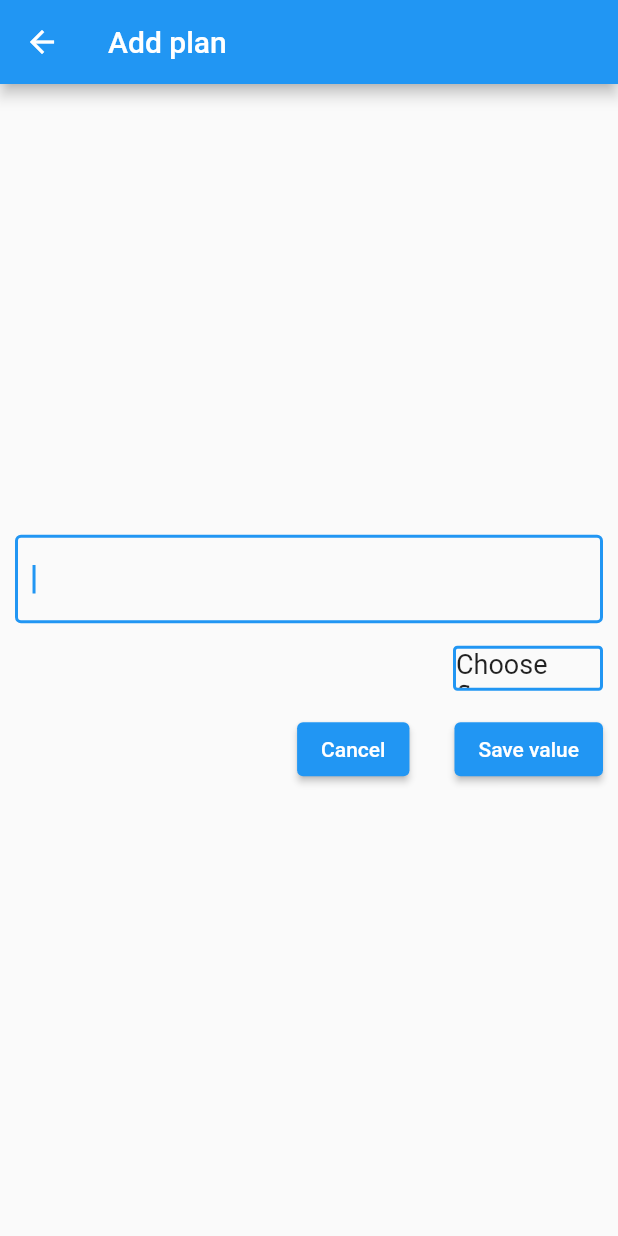
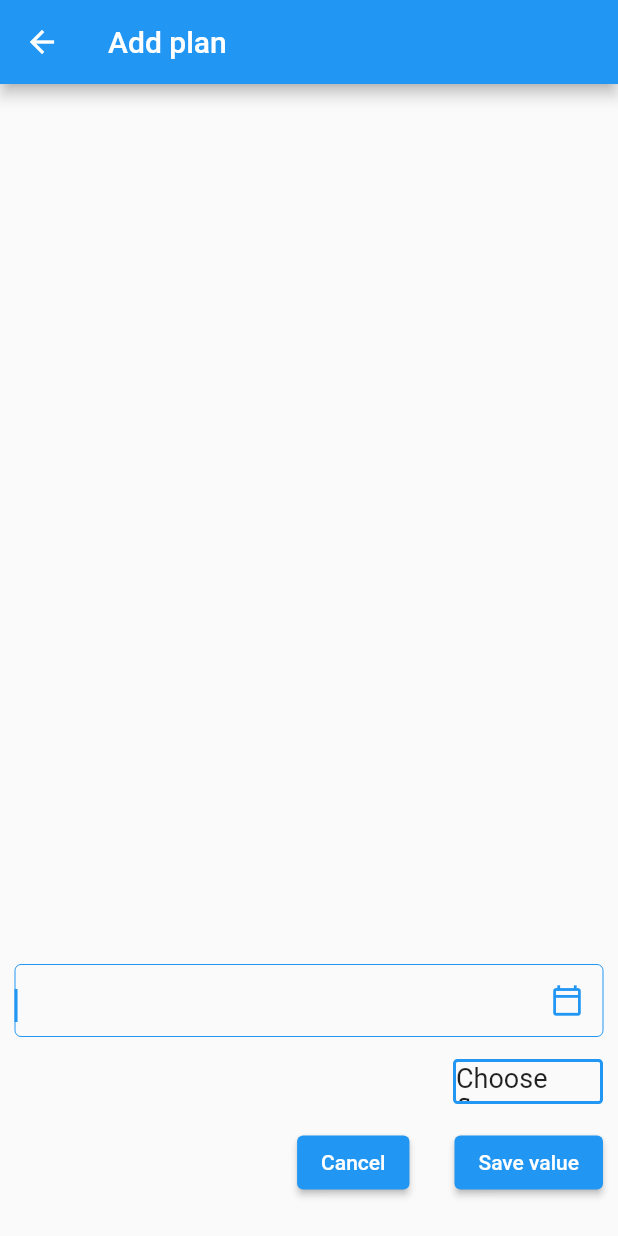
Before and after one commit to v-oreshkin/shate-m-plan-count, a Flutter app: the screen it shows after launch, after a tap on the "add" icon, on a phone screen of 412 x 824 dp. Run offline on Flutter 3.47's test engine with Material 2 defaults, Android fonts, the phone set to English and light mode, and no system bars; our stand-ins replace hive, hive_flutter; accounts and stored records are empty.

Commit message:
v1 ready

```diff
--- a/lib/main.dart
+++ b/lib/main.dart
@@ -1,4 +1,5 @@
 import 'package:flutter/material.dart';
+import 'package:flutter_localizations/flutter_localizations.dart';
 import 'package:hive_flutter/hive_flutter.dart';
 import 'package:shate_m_plan_count/domain/hive_box_name.dart';
 import 'package:shate_m_plan_count/domain/pages_path.dart';
@@ -12,7 +13,7 @@
   await Hive.initFlutter();
   Hive.registerAdapter(DailyPlanAdapter());
   await Hive.openBox<DailyPlan>(HiveBox.dailyPlanBox);
-  //await Hive.box<DailyPlan>(HiveBox.dailyPlanBox).clear();
+  await Hive.box<DailyPlan>(HiveBox.dailyPlanBox).clear();
   runApp(const MyApp());
 }
 
@@ -23,8 +24,16 @@
   Widget build(BuildContext context) {
     return MaterialApp(
       title: 'Shate-M plan count',
-      theme: ThemeData.light(),
       initialRoute: PagesPath.currentStatistics,
+        localizationsDelegates: const [
+          GlobalMaterialLocalizations.delegate,
+          GlobalWidgetsLocalizations.delegate,
+          GlobalCupertinoLocalizations.delegate,
+        ],
+        supportedLocales: const [
+          Locale('en', ''), // English, no country code
+          Locale('en', 'GB'), // Spanish, no country code
+        ],
       routes: {
         PagesPath.currentStatistics:(context)=>const CurrentStatistics(),
         PagesPath.addPlanForm:(context)=> const AddPlanForm(),
--- a/lib/screens/add_form/add_plan_form.dart
+++ b/lib/screens/add_form/add_plan_form.dart
@@ -19,10 +19,7 @@ class _AddPlanFormState extends State<AddPlanForm> {
           title: const Text('Add plan'),
         ),
         body: AddFormModelProvider(
-            model: model,
-            child: const _AddPlanFormBody()
-        )
-    );
+            model: model, child: const _AddPlanFormBody()));
   }
 }
 
@@ -33,20 +30,40 @@ class _AddPlanFormBody extends StatelessWidget {
   Widget build(BuildContext context) {
     var inheritModel = AddFormModelProvider.obtain(context).model;
     int userInput = 0;
-    var focus = FocusNode();
+    _selectedDate(BuildContext context) async {
+      final DateTime? picker = await showDatePicker(
+          context: context,
+          locale: const Locale('en', 'GB'),
+          initialDate: DateTime.now(),
+          firstDate: DateTime(2022),
+          lastDate: DateTime(2050));
+      inheritModel.time = picker.toString();
+    }
+
     return Padding(
       padding: const EdgeInsets.symmetric(horizontal: 10, vertical: 25),
       child: Column(
-        mainAxisAlignment: MainAxisAlignment.center,
+        mainAxisAlignment: MainAxisAlignment.end,
         children: [
           TextField(
-            focusNode: focus,
+            style: const TextStyle(fontSize: 22),
+            cursorHeight: 22,
             autofocus: true,
             keyboardType: TextInputType.number,
-            decoration: const InputDecoration(border: OutlineInputBorder()),
+            decoration: InputDecoration(
+                isCollapsed: true,
+                suffix: IconButton(
+                    onPressed: () {
+                      _selectedDate(context);
+                    },
+                    icon: Icon(
+                        Icons.calendar_today_outlined,
+                        size: 22,
+                        color: Theme.of(context).colorScheme.primary)
+                ),
+                border: const OutlineInputBorder()),
             onSubmitted: (userInput) {
               inheritModel.plan = int.parse(userInput);
-              focus.unfocus();
             },
             onChanged: (userInputLocal) {
               userInput = int.parse(userInputLocal);
@@ -99,23 +116,16 @@ class _PopupChooseFloorState extends State<_PopupChooseFloor> {
       height: 30,
       width: 100,
       decoration: BoxDecoration(
-        borderRadius: BorderRadius.circular(3),
-        border: Border.all(
-          width: 2,
-          color: ThemeData().colorScheme.primary
-        )
-      ),
+          borderRadius: BorderRadius.circular(3),
+          border: Border.all(width: 2, color: ThemeData().colorScheme.primary)),
       child: PopupMenuButton(
-        shape: const RoundedRectangleBorder(
-          borderRadius: BorderRadius.all(Radius.circular(10))
-        ),
+          shape: const RoundedRectangleBorder(
+              borderRadius: BorderRadius.all(Radius.circular(10))),
           onSelected: (val) {
             model.floor = val as int;
           },
-          child: Text(
-              (floor == null) ? 'Choose floor' : '$floor',
-            style: textStyle
-          ),
+          child: Text((floor == null) ? 'Choose floor' : '$floor',
+              style: textStyle),
           itemBuilder: (context) => <PopupMenuItem>[
                 buildPopupMenuItem(1),
                 buildPopupMenuItem(2),
@@ -134,10 +144,9 @@ class _PopupChooseFloorState extends State<_PopupChooseFloor> {
           });
         },
         child: Text(
-            '$localFloor',
+          '$localFloor',
           style: textStyle,
         ),
-        value: localFloor
-    );
+        value: localFloor);
   }
 }
--- a/lib/screens/add_form/add_plan_form_provider.dart
+++ b/lib/screens/add_form/add_plan_form_provider.dart
@@ -6,7 +6,7 @@ import 'package:shate_m_plan_count/domain/models/daily_plan_model.dart';
 class AddFormModel extends ChangeNotifier{
   int plan = 0;
   int floor = 0;
-  DateTime time = DateTime.now();
+  String time = '';
 
   void addValue(BuildContext context) async {
     DailyPlan dailyPlan =
--- a/lib/screens/current_statistics/current_statistics.dart
+++ b/lib/screens/current_statistics/current_statistics.dart
@@ -40,6 +40,7 @@ class Statistics extends StatelessWidget {
   Widget build(BuildContext context) {
     var model = CurrentStatisticsModelProvider.watch(context)?.model;
     var sum = model?.planSum;
+    var salary = model?.salary;
     return UnconstrainedBox(
       constrainedAxis: Axis.horizontal,
       child: Card(
@@ -47,9 +48,11 @@ class Statistics extends StatelessWidget {
           child: Column(children: [
             Image.asset('assets/logo/logo.png'),
             sizedBox25,
-            const Text("You have to do : 10000"),
+            const Text("Month plan : 10000"),
             sizedBox25,
-            Text('You have made : $sum'),
+            Text('My current plan : $sum'),
+            sizedBox25,
+            Text('Earn : $salary'),
             sizedBox25,
             ElevatedButton(
                 onPressed: () {
--- a/lib/screens/current_statistics/current_statistics_provider.dart
+++ b/lib/screens/current_statistics/current_statistics_provider.dart
@@ -8,6 +8,9 @@ class CurrentStatisticsModel extends ChangeNotifier{
   List<DailyPlan> _dailyPlanList = [];
   List<DailyPlan> get dailyPlan => _dailyPlanList;
   int planSum = 0;
+  int salary = 0;
+  static const double generalFloorPrice = 0.033;
+  static const double firstFloorPrice = 0.086;
 
   CurrentStatisticsModel(){
     _setup();
@@ -15,7 +18,9 @@ class CurrentStatisticsModel extends ChangeNotifier{
   void _setup() async{
     final box = await Hive.openBox<DailyPlan>(HiveBox.dailyPlanBox);
     _getValues(box);
+    _setSalary(box);
    box.listenable().addListener(() {
+     _setSalary(box);
      _getValues(box);
    });
   }
@@ -26,6 +31,18 @@ class CurrentStatisticsModel extends ChangeNotifier{
         planSum += plan.plan;
     }
       notifyListeners();
+  }
+  void _setSalary(Box<DailyPlan> box){
+    _dailyPlanList = box.values.toList();
+    salary = 0;
+    for(DailyPlan plan in _dailyPlanList){
+      if(plan.floor == 1){
+        salary += (plan.plan * firstFloorPrice).toInt();
+      }else{
+        salary +=(plan.plan * generalFloorPrice).toInt();
+      }
+    }
+    notifyListeners();
   }
 }
 
--- a/pubspec.yaml
+++ b/pubspec.yaml
@@ -28,6 +28,8 @@ environment:
 # versions available, run `flutter pub outdated`.
 dependencies:
   flutter:
+    sdk: flutter
+  flutter_localizations: # Add this line
     sdk: flutter
 
 
```
Also changed, not shown: lib/screens/history/history.dart (+13 -1 lines), pubspec.lock.
